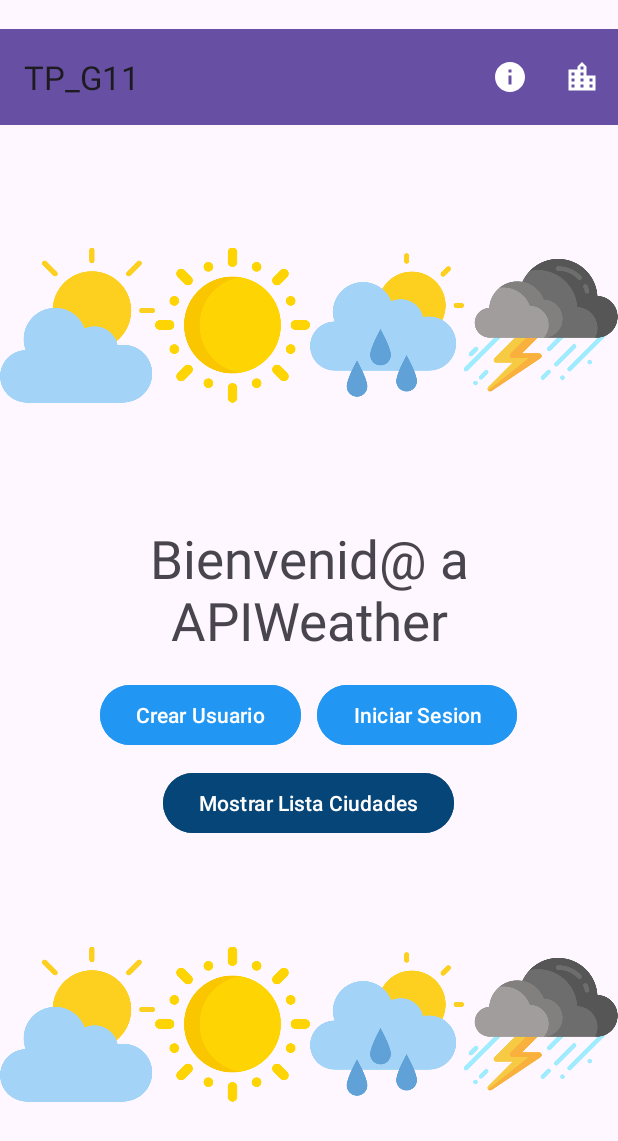
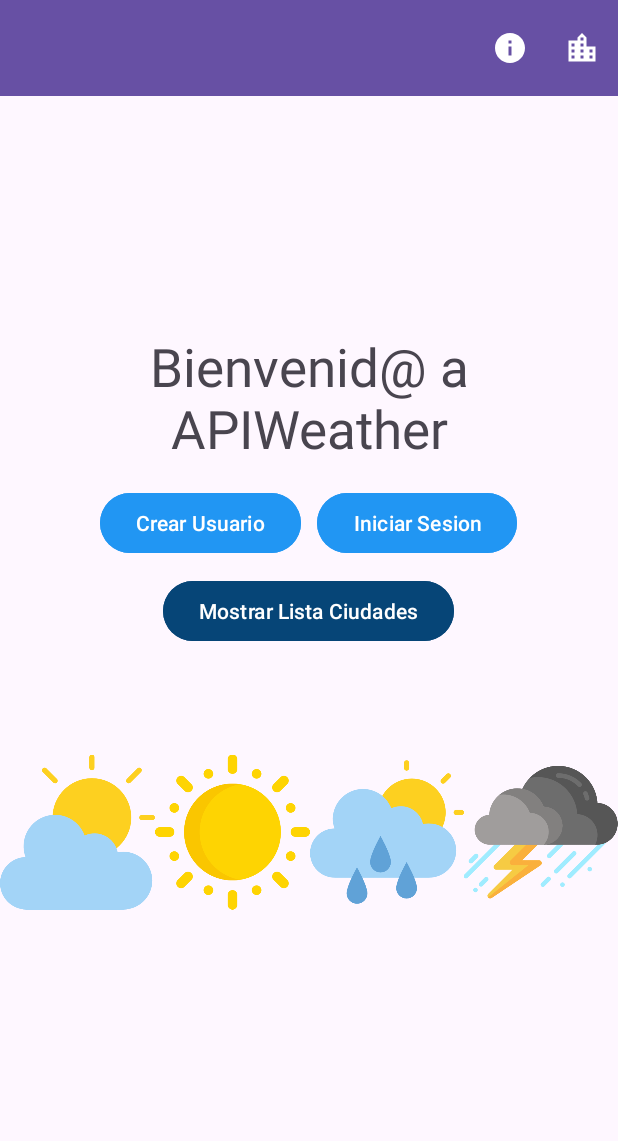
Before and after one commit to ju1618/TP_SDL_G11, an Android app: the MainActivity screen opened directly, with no data from a screen before it, on a phone screen of 412 x 824 dp. Shown: the top 1141 px of the screen. Run offline under Robolectric (Android 15) with nearby library versions, the phone set to English and light mode, and no system bars.

Commit message:
fix del toolbar

```diff
--- a/app/src/main/java/com/example/tp_g11/MainActivity.kt
+++ b/app/src/main/java/com/example/tp_g11/MainActivity.kt
@@ -66,6 +66,11 @@ class MainActivity : AppCompatActivity() {
             val intentSobreNosotros = Intent(this, SobreNosotrosActivity::class.java)
             startActivity(intentSobreNosotros)
         }
+
+        if (item.itemId == R.id.action_listaciudades) {
+            val intentListaCiudades = Intent(this, ListaCiudadesActivity::class.java)
+            startActivity(intentListaCiudades)
+        }
         return super.onOptionsItemSelected(item)
     }
 
--- a/app/src/main/res/layout/activity_main.xml
+++ b/app/src/main/res/layout/activity_main.xml
@@ -1,5 +1,6 @@
 <?xml version="1.0" encoding="utf-8"?>
-<LinearLayout xmlns:android="http://schemas.android.com/apk/res/android"
+<LinearLayout
+    xmlns:android="http://schemas.android.com/apk/res/android"
     xmlns:app="http://schemas.android.com/apk/res-auto"
     xmlns:tools="http://schemas.android.com/tools"
     android:layout_width="match_parent"
@@ -10,39 +11,19 @@
 
     <include
         android:id="@+id/toolbar"
-        layout="@layout/primary_layout"/>
+        android:layout_width="match_parent"
+        android:layout_height="?attr/actionBarSize"
+        android:layout_gravity="top"
+        layout="@layout/primary_layout" />
 
     <LinearLayout
         android:layout_width="match_parent"
-        android:layout_height="240dp"
-        android:orientation="horizontal"
-        android:weightSum="1">
+        android:layout_height="match_parent"
+        android:orientation="vertical"
+        android:gravity="center">
 
-        <ImageView
-            android:layout_width="wrap_content"
-            android:layout_height="236dp"
-            android:layout_weight=".25"
-            app:srcCompat="@drawable/cloudy" />
 
-        <ImageView
-            android:layout_width="wrap_content"
-            android:layout_height="236dp"
-            android:layout_weight=".25"
-            app:srcCompat="@drawable/sunny" />
 
-        <ImageView
-            android:layout_width="wrap_content"
-            android:layout_height="236dp"
-            android:layout_weight=".25"
-            app:srcCompat="@drawable/rainy" />
-
-        <ImageView
-            android:layout_width="wrap_content"
-            android:layout_height="236dp"
-            android:layout_weight=".25"
-            app:srcCompat="@drawable/thunderstorm" />
-
-    </LinearLayout>
     <TextView
         android:layout_width="match_parent"
         android:layout_height="wrap_content"
@@ -54,7 +35,7 @@
     <LinearLayout
         android:layout_width="wrap_content"
         android:layout_height="wrap_content"
-        android:gravity="center_horizontal"
+        android:gravity="center"
         android:weightSum="1">
 
         <Button
@@ -117,5 +98,5 @@
             app:srcCompat="@drawable/thunderstorm" />
 
     </LinearLayout>
-
 </LinearLayout>
+</LinearLayout>
--- a/app/src/main/res/layout/primary_layout.xml
+++ b/app/src/main/res/layout/primary_layout.xml
@@ -4,7 +4,10 @@
     android:layout_width="match_parent"
     android:layout_height="wrap_content"
     android:background="?attr/colorPrimary"
+    android:layout_gravity="top"
     android:elevation="4dp"
+    android:title=""
+    android:text=""
     android:layout_marginBottom="15dp">
 
 </androidx.appcompat.widget.Toolbar>
--- a/app/src/main/res/menu/main_menu.xml
+++ b/app/src/main/res/menu/main_menu.xml
@@ -1,7 +1,6 @@
 <?xml version="1.0" encoding="utf-8"?>
 <menu xmlns:android="http://schemas.android.com/apk/res/android"
     xmlns:app="http://schemas.android.com/apk/res-auto">
-
 
     <item
         android:id="@+id/action_sobrenosotros"
```
Also changed, not shown: app/src/main/AndroidManifest.xml (+3 -4 lines), app/src/main/res/values/styles.xml (added, +12 -0 lines).
